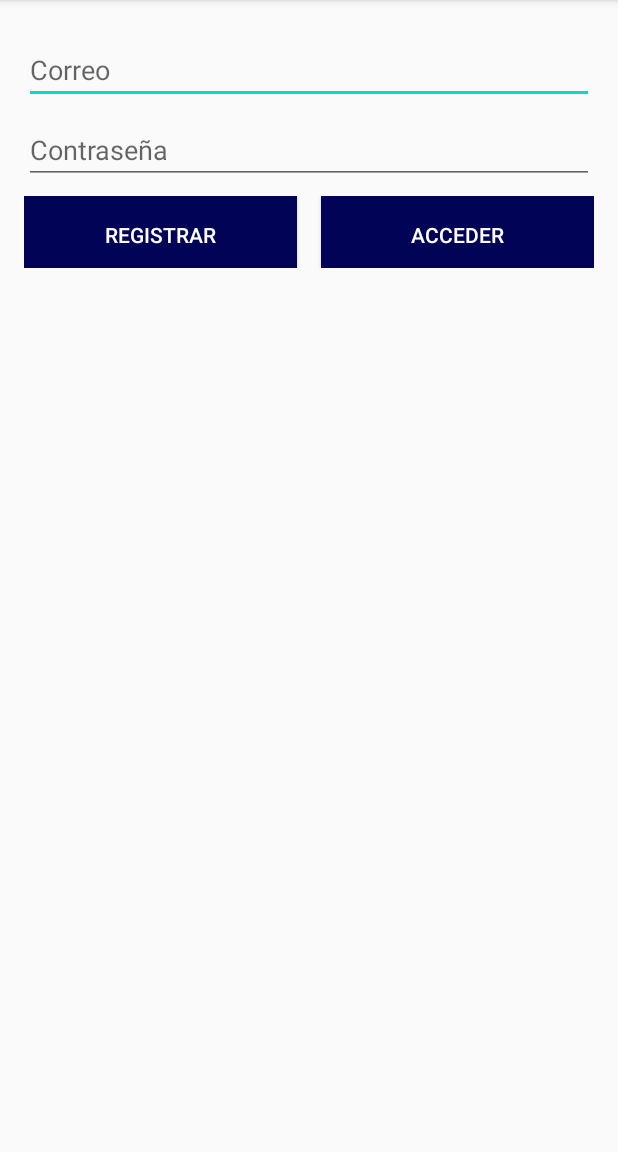
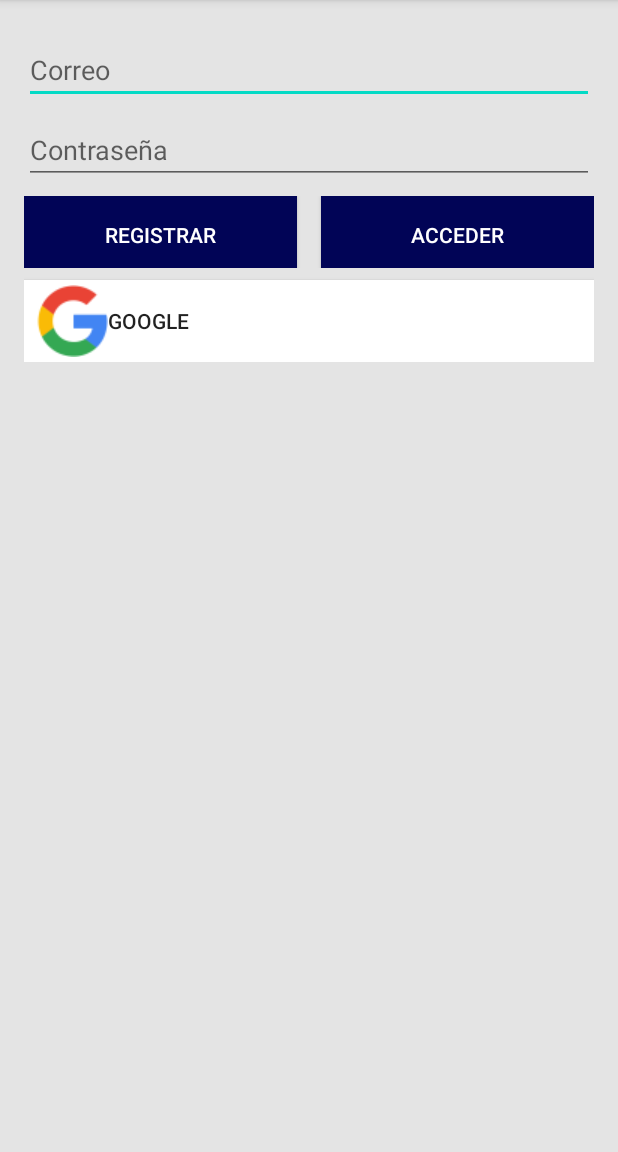
Before and after one commit to XOCO96/RepoPzplayv1, an Android app: the screen it shows after launch (LogActivity), on a phone screen of 412 x 824 dp, the part 84-1236 px from its top. Run offline under Robolectric (Android 15) with nearby library versions, the phone set to English and light mode, and no system bars.

Commit message:
Google Analytics incorporado para recopilacion de datos mediante Firebase

```diff
--- a/app/build.gradle
+++ b/app/build.gradle
@@ -1,6 +1,9 @@
 apply plugin: 'com.android.application'
 apply plugin: 'kotlin-android'
 apply plugin: 'kotlin-android-extensions'
+
+//firebase analytics
+apply plugin: 'com.google.gms.google-services'
 
 android {
     compileSdkVersion 30
@@ -30,6 +33,13 @@ dependencies {
     implementation 'androidx.core:core-ktx:1.3.2'
     implementation 'androidx.appcompat:appcompat:1.2.0'
     implementation 'androidx.constraintlayout:constraintlayout:2.0.4'
+
+    // Import the Firebase BoM
+    implementation platform('com.google.firebase:firebase-bom:26.3.0')
+    // Firebase SDK for Google Analytics
+    implementation 'com.google.firebase:firebase-analytics-ktx'
+
+
     testImplementation 'junit:junit:4.12'
     androidTestImplementation 'androidx.test.ext:junit:1.1.2'
     androidTestImplementation 'androidx.test.espresso:espresso-core:3.3.0'
--- a/app/src/main/res/layout/activity_log.xml
+++ b/app/src/main/res/layout/activity_log.xml
@@ -4,6 +4,7 @@
     xmlns:tools="http://schemas.android.com/tools"
     android:layout_width="match_parent"
     android:layout_height="match_parent"
+    android:background="#E4E4E4"
     tools:context=".LogActivity">
 
     <LinearLayout
@@ -27,7 +28,8 @@
             android:layout_height="wrap_content"
             android:ems="10"
             android:hint="@string/TxVw_email"
-            android:inputType="textEmailAddress" />
+            android:inputType="textEmailAddress"
+            android:textColor="@color/pplay_azul" />
 
         <Space
             android:layout_width="match_parent"
@@ -39,7 +41,8 @@
             android:layout_height="wrap_content"
             android:ems="10"
             android:hint="@string/TxVw_password"
-            android:inputType="textPassword" />
+            android:inputType="textPassword"
+            android:textColor="@color/pplay_azul" />
 
         <Space
             android:layout_width="match_parent"
@@ -72,5 +75,21 @@
                 android:text="@string/btn_acceder"
                 android:textColor="@android:color/white" />
         </LinearLayout>
+
+        <Space
+            android:layout_width="match_parent"
+            android:layout_height="8dp" />
+
+        <Button
+            android:id="@+id/googlebutton"
+            android:layout_width="match_parent"
+            android:layout_height="wrap_content"
+            android:background="@android:color/white"
+            android:drawableStart="@mipmap/google_icon"
+            android:padding="3dp"
+            android:paddingStart="8dp"
+            android:paddingEnd="1dp"
+            android:text="@string/btn_google"
+            android:textAlignment="textStart" />
     </LinearLayout>
 </androidx.constraintlayout.widget.ConstraintLayout>
--- a/app/src/main/res/values/strings.xml
+++ b/app/src/main/res/values/strings.xml
@@ -5,4 +5,5 @@
     <string name="btn_acceder">ACCEDER</string>
     <string name="TxVw_email">Correo</string>
     <string name="TxVw_password">Contraseña</string>
+    <string name="btn_google">  Google</string>
 </resources>
--- a/build.gradle
+++ b/build.gradle
@@ -11,6 +11,9 @@ buildscript {
 
         // NOTE: Do not place your application dependencies here; they belong
         // in the individual module build.gradle files
+
+        // firebase analytics
+        classpath 'com.google.gms:google-services:4.3.4'
     }
 }
 
```
Also changed, not shown: 1 other file.
